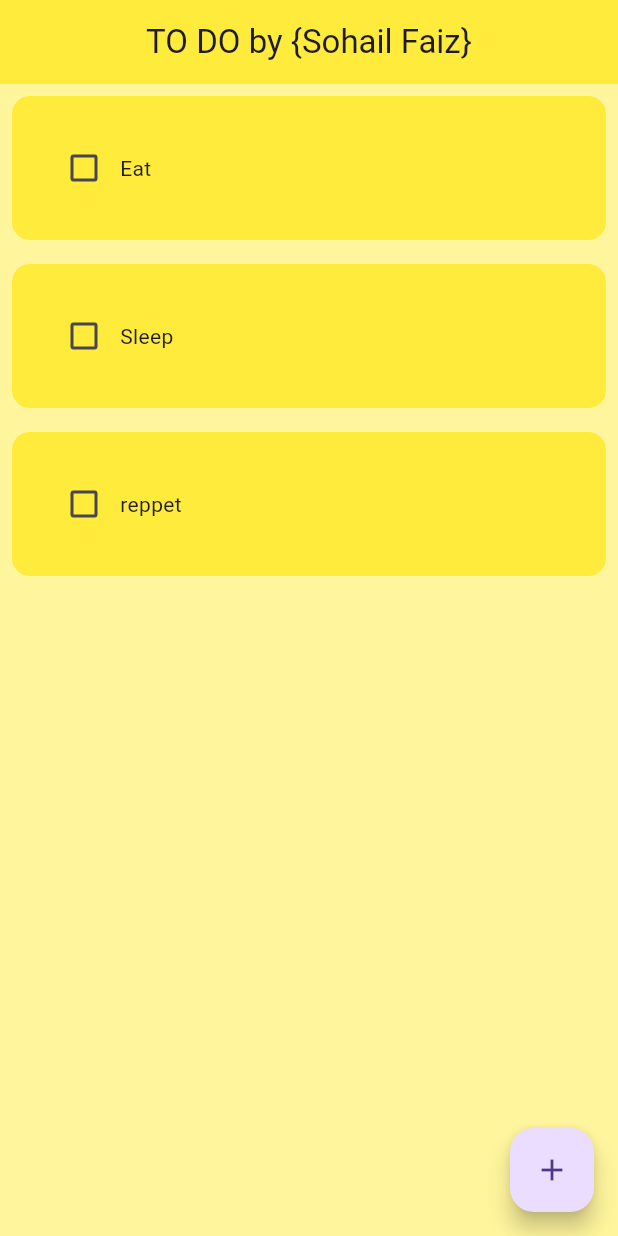
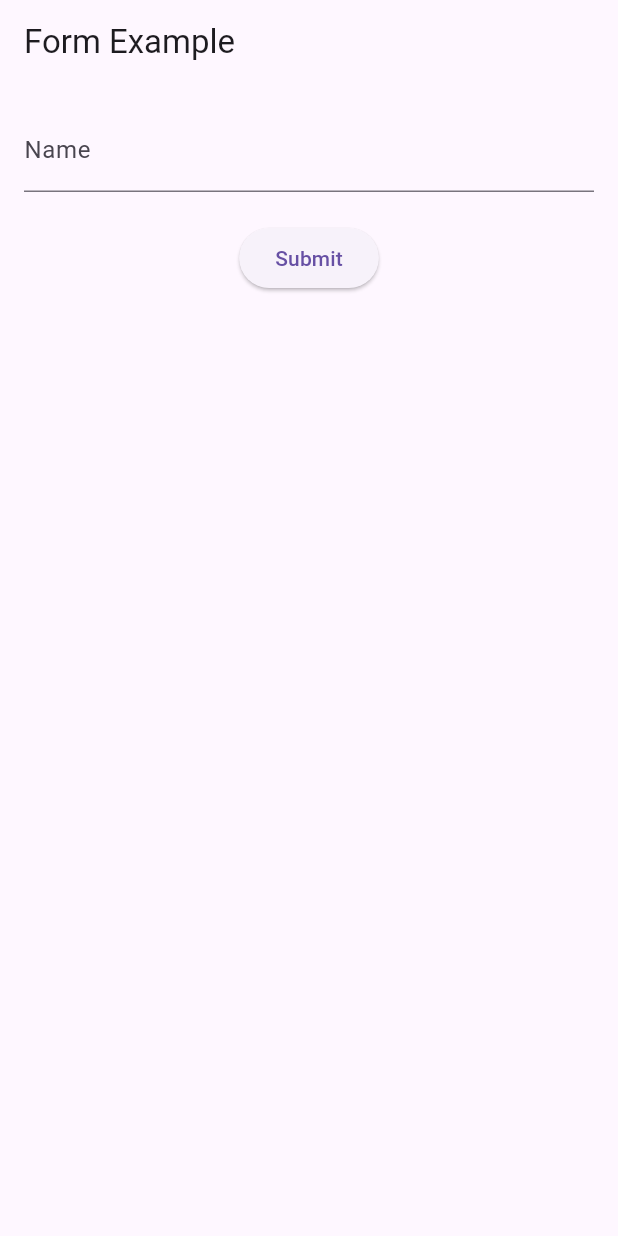
Before and after one commit to sohailexe/flutter-project, a Flutter app: the screen it shows after launch, on a phone screen of 412 x 824 dp. Run offline on Flutter 3.47's test engine with Material 3 defaults, Android fonts, the phone set to English and light mode, and no system bars; drawn by our look-alikes of flutter_slidable.

Commit message:
form handling

```diff
--- a/lib/main.dart
+++ b/lib/main.dart
@@ -1,20 +1,60 @@
 import 'package:flutter/material.dart';
 
-import 'pages/home_page.dart';
-
 void main() {
-  runApp(const MyApp());
+  runApp(MyApp());
 }
 
 class MyApp extends StatelessWidget {
-  const MyApp({super.key});
+  @override
+  Widget build(BuildContext context) {
+    return MaterialApp(
+      home: FormExample(),
+    );
+  }
+}
+
+class FormExample extends StatefulWidget {
+  @override
+  _FormExampleState createState() => _FormExampleState();
+}
+
+class _FormExampleState extends State<FormExample> {
+  final _formKey = GlobalKey<FormState>();
+  final TextEditingController _nameController = TextEditingController();
 
   @override
   Widget build(BuildContext context) {
-    return MaterialApp(
-      title: 'Eventify',
-      debugShowCheckedModeBanner: false,
-      home: HomePage(),
+    return Scaffold(
+      appBar: AppBar(title: Text('Form Example')),
+      body: Padding(
+        padding: EdgeInsets.all(16.0),
+        child: Form(
+          key: _formKey,
+          child: Column(
+            children: [
+              TextFormField(
+                controller: _nameController,
+                decoration: InputDecoration(labelText: 'Name'),
+                validator: (value) {
+                  if (value == null || value.isEmpty) {
+                    return 'Please enter your name';
+                  }
+                  return null;
+                },
+              ),
+              SizedBox(height: 20),
+              ElevatedButton(
+                onPressed: () {
+                  if (_formKey.currentState!.validate()) {
+                    print('Name: ${_nameController.text}');
+                  }
+                },
+                child: Text('Submit'),
+              ),
+            ],
+          ),
+        ),
+      ),
     );
   }
 }
--- a/lib/pages/home_page.dart
+++ /dev/null
@@ -1,74 +0,0 @@
-import 'package:flutter/material.dart';
-import 'package:flutter_application_1/utils/dialog_box.dart';
-import 'package:flutter_application_1/utils/todo_tile.dart';
-
-class HomePage extends StatefulWidget {
-  const HomePage({super.key});
-
-  @override
-  State<HomePage> createState() => _HomePageState();
-}
-
-class _HomePageState extends State<HomePage> {
-  final _controller = TextEditingController();
-
-  List<List<dynamic>> toDoList = [
-    ["Eat ", false],
-    ["Sleep", false],
-    ["reppet", false],
-  ];
-
-  void handleSave() {
-    setState(() {
-      toDoList.add([_controller.text, false]);
-      _controller.clear();
-    });
-    Navigator.pop(context);
-  }
-
-  void addNewTask() {
-    showDialog(
-        context: context,
-        builder: (BuildContext context) {
-          return DialogBox(
-            controller: _controller,
-            onSave: handleSave,
-            onCancel: () {
-              Navigator.pop(context);
-            },
-          );
-        });
-  }
-
-  @override
-  Widget build(BuildContext context) {
-    return Scaffold(
-        backgroundColor: Colors.yellow[200],
-        appBar: AppBar(
-          backgroundColor: Colors.yellow,
-          title: Center(child: Text('TO DO by {Sohail Faiz}')),
-        ),
-        floatingActionButton: FloatingActionButton(
-          onPressed: addNewTask,
-          child: Icon(Icons.add),
-        ),
-        body: ListView.builder(
-          itemCount: toDoList.length,
-          itemBuilder: (context, index) {
-            return ToDoTile(
-                deleteFunction: (context) {
-                  setState(() {
-                    toDoList.removeAt(index);
-                  });
-                },
-                taskName: toDoList[index][0],
-                taskCompleted: toDoList[index][1],
-                onChanged: (value) {
-                  setState(() {
-                    toDoList[index][1] = value;
-                  });
-                });
-          },
-        ));
-  }
-}
--- a/lib/utils/todo_tile.dart
+++ /dev/null
@@ -1,50 +0,0 @@
-import 'package:flutter/material.dart';
-import 'package:flutter_slidable/flutter_slidable.dart';
-
-// ignore: must_be_immutable
-class ToDoTile extends StatelessWidget {
-  final String taskName;
-  final bool taskCompleted;
-  Function(bool?)? onChanged;
-  final Function(BuildContext)? deleteFunction;
-
-  ToDoTile(
-      {super.key,
-      required this.taskName,
-      required this.taskCompleted,
-      required this.onChanged,
-      required this.deleteFunction});
-
-  @override
-  Widget build(BuildContext context) {
-    return Padding(
-      padding: const EdgeInsets.all(8.0),
-      child: Slidable(
-        endActionPane: ActionPane(
-          motion: StretchMotion(),
-          children: [
-            SlidableAction(
-              onPressed: deleteFunction,
-              icon: Icons.delete,
-              backgroundColor: Colors.red.shade300,
-            )
-          ],
-        ),
-        child: Container(
-          padding: const EdgeInsets.all(24.0),
-          decoration: BoxDecoration(
-            color: Colors.yellow,
-            borderRadius: BorderRadius.circular(12),
-          ),
-          child: Row(children: [
-            Checkbox(value: taskCompleted, onChanged: onChanged),
-            Text(taskName,
-                style: TextStyle(
-                  decoration: taskCompleted ? TextDecoration.lineThrough : null,
-                )),
-          ]),
-        ),
-      ),
-    );
-  }
-}
```
Also changed, not shown: lib/pages/HomePage.dart (added, +26 -0 lines), lib/pages/SecondScreen.dart (added, +22 -0 lines), lib/utils/dialog_box.dart (deleted, +0 -48 lines), lib/utils/my_btn.dart (deleted, +0 -17 lines).
